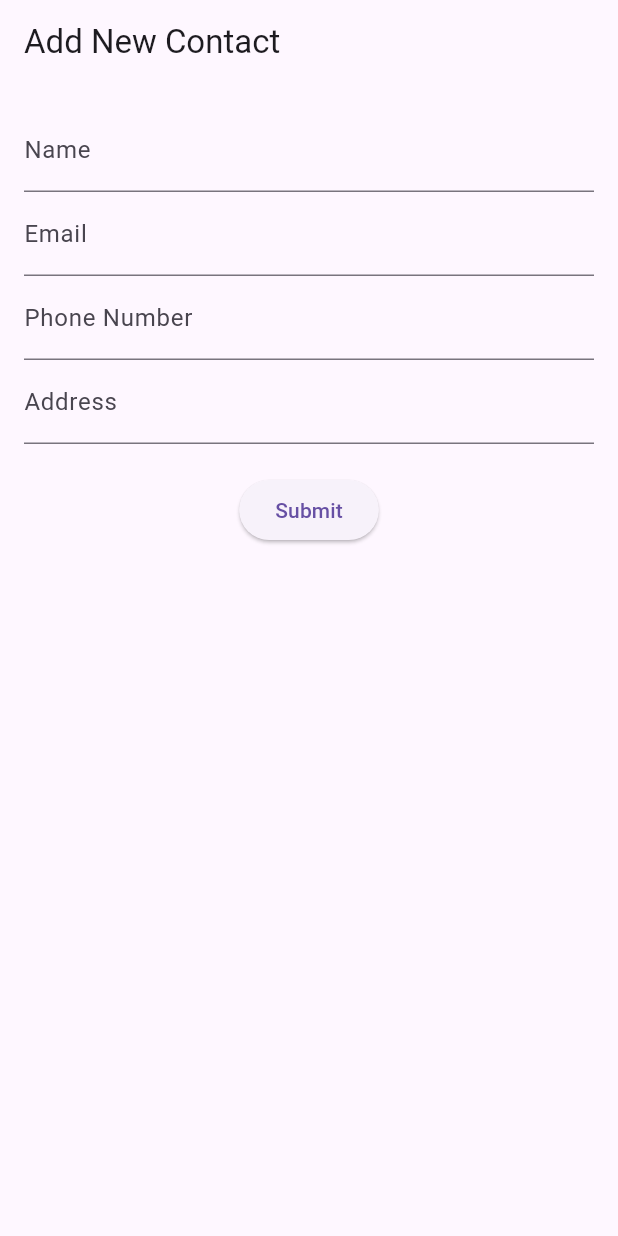
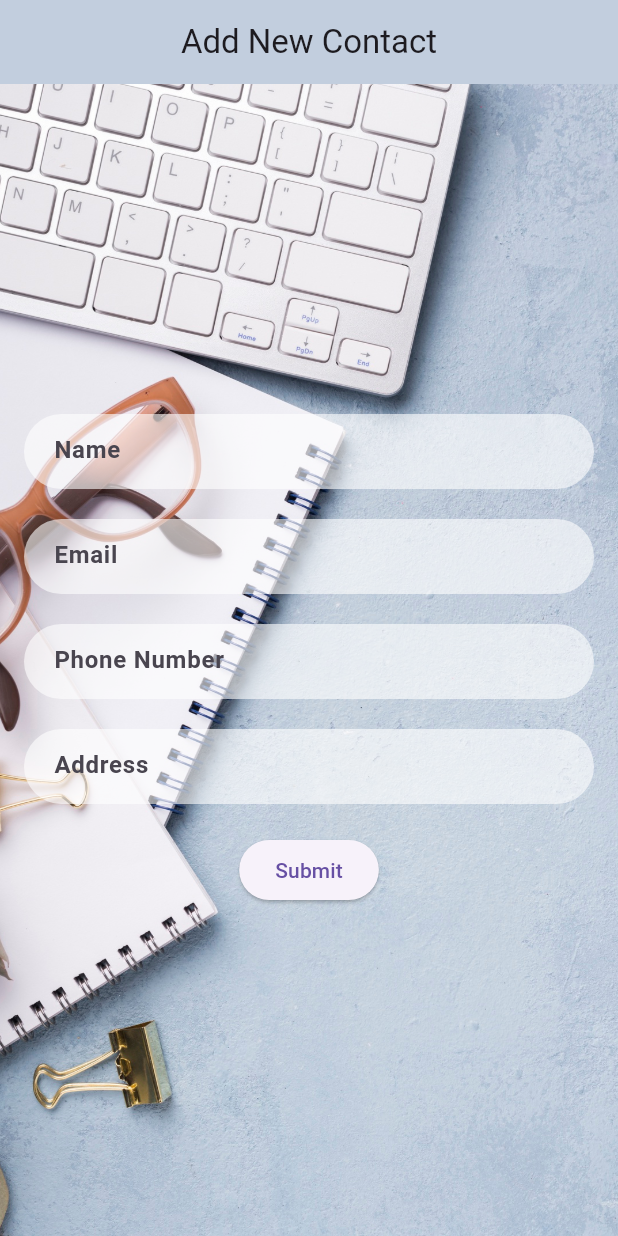
Before and after one commit to hemangipatil/azodha_assigment_hemangi_falak, a Flutter app: the screen it shows after launch, on a phone screen of 412 x 824 dp. Run offline on Flutter 3.47's test engine with Material 3 defaults, Android fonts, the phone set to English and light mode, and no system bars; our stand-ins replace cloud_firestore, firebase_core, flutter_bloc; accounts and stored records are empty.

Commit message:
change the ui

```diff
--- a/lib/screens/contact_form_screen.dart
+++ b/lib/screens/contact_form_screen.dart
@@ -14,8 +14,16 @@ class ContactFormScreen extends StatelessWidget {
   @override
   Widget build(BuildContext context) {
     return Scaffold(
-      appBar: AppBar(title: Text('Add New Contact')),
-      body: Padding(
+      appBar: AppBar(
+          backgroundColor: Color(0xFFc2cede),
+          title: Center(child: Text('Add New Contact'))
+      ),
+      body: Container(
+        decoration: BoxDecoration(
+          image: DecorationImage(
+              image: AssetImage("assets/registrationloginbg.jpg"), fit: BoxFit.cover),
+        ),
+        child: Padding(
           padding: EdgeInsets.all(16.0),
           child: BlocListener<ContactBloc, ContactState>(
             listener: (context, state) {
@@ -33,15 +41,40 @@ class ContactFormScreen extends StatelessWidget {
             child: Form(
               key: _formKey,
               child: Column(
+                mainAxisAlignment: MainAxisAlignment.center,
                 children: [
-                TextFormField(
+                  Container(
+                    height: 50,
+                    decoration: BoxDecoration(
+                        color: Colors.white.withOpacity(0.6),
+                        borderRadius: BorderRadius.circular(30)
+                    ),
+                    child: TextFormField(
                       controller: nameController,
-                  decoration: InputDecoration(labelText: 'Name'),
+                      decoration: InputDecoration(
+                          contentPadding: EdgeInsets.only(left: 20),
+                          border: InputBorder.none,
+                          labelText: 'Name',
+                          labelStyle: TextStyle(fontWeight: FontWeight.bold)
+                      ),
                       validator: (value) => value!.isEmpty ? 'Enter a name' : null,
                     ),
-                TextFormField(
+                  ),
+                  SizedBox(height: 20,),
+                  Container(
+                    height: 50,
+                    decoration: BoxDecoration(
+                        color: Colors.white.withOpacity(0.6),
+                        borderRadius: BorderRadius.circular(30)
+                    ),
+                    child: TextFormField(
                       controller: emailController,
-                  decoration: InputDecoration(labelText: 'Email'),
+                      decoration: InputDecoration(
+                          border: InputBorder.none,
+                          contentPadding: EdgeInsets.only(left: 20),
+                          labelText: 'Email',
+                          labelStyle: TextStyle(fontWeight: FontWeight.bold)
+                      ),
                       validator: (value) {
                         if (value!.isEmpty) return 'Enter an email';
                         if (!RegExp(r'^[^@]+@[^@]+\.[^@]+').hasMatch(value))
@@ -49,9 +82,22 @@ class ContactFormScreen extends StatelessWidget {
                         return null;
                       },
                     ),
-                TextFormField(
+                  ),
+                  SizedBox(height: 20,),
+                  Container(
+                    height: 50,
+                    decoration: BoxDecoration(
+                        color: Colors.white.withOpacity(0.6),
+                        borderRadius: BorderRadius.circular(30)
+                    ),
+                    child: TextFormField(
                       controller: phoneController,
-                  decoration: InputDecoration(labelText: 'Phone Number'),
+                      decoration: InputDecoration(
+                          border: InputBorder.none,
+                          contentPadding: EdgeInsets.only(left: 20),
+                          labelText: 'Phone Number',
+                        labelStyle: TextStyle(fontWeight: FontWeight.bold)
+                      ),
                       validator: (value) {
                         if (value!.isEmpty) return 'Enter a phone number';
                         if (!RegExp(r'^\d{10}$').hasMatch(value))
@@ -59,10 +105,24 @@ class ContactFormScreen extends StatelessWidget {
                         return null;
                       },
                     ),
-                TextFormField(
+                  ),
+                  SizedBox(height: 20,),
+                  Container(
+                    height: 50,
+                    decoration: BoxDecoration(
+                        color: Colors.white.withOpacity(0.6),
+                        borderRadius: BorderRadius.circular(30)
+                    ),
+                    child: TextFormField(
                       controller: addressController,
-                  decoration: InputDecoration(labelText: 'Address'),
+                      decoration: InputDecoration(
+                          border: InputBorder.none,
+                          contentPadding: EdgeInsets.only(left: 20),
+                          labelText: 'Address',
+                          labelStyle: TextStyle(fontWeight: FontWeight.bold)
+                      ),
                       validator: (value) => value!.isEmpty ? 'Enter an address' : null,
+                    ),
                   ),
                   SizedBox(height: 20),
                   BlocBuilder<ContactBloc, ContactState>(
@@ -98,6 +158,7 @@ class ContactFormScreen extends StatelessWidget {
             ),
           ),
         ),
+      ),
     );
   }
 }
--- a/pubspec.yaml
+++ b/pubspec.yaml
@@ -65,8 +65,8 @@ flutter:
   uses-material-design: true
 
   # To add assets to your application, add an assets section, like this:
-  # assets:
-  #   - images/a_dot_burr.jpeg
+  assets:
+    - assets/
   #   - images/a_dot_ham.jpeg
 
   # An image asset can refer to one or more resolution-specific "variants", see
```
Also changed, not shown: assets/registrationloginbg.jpg (added), 1 other file. Lines whose indentation alone changed are shown as unchanged.
